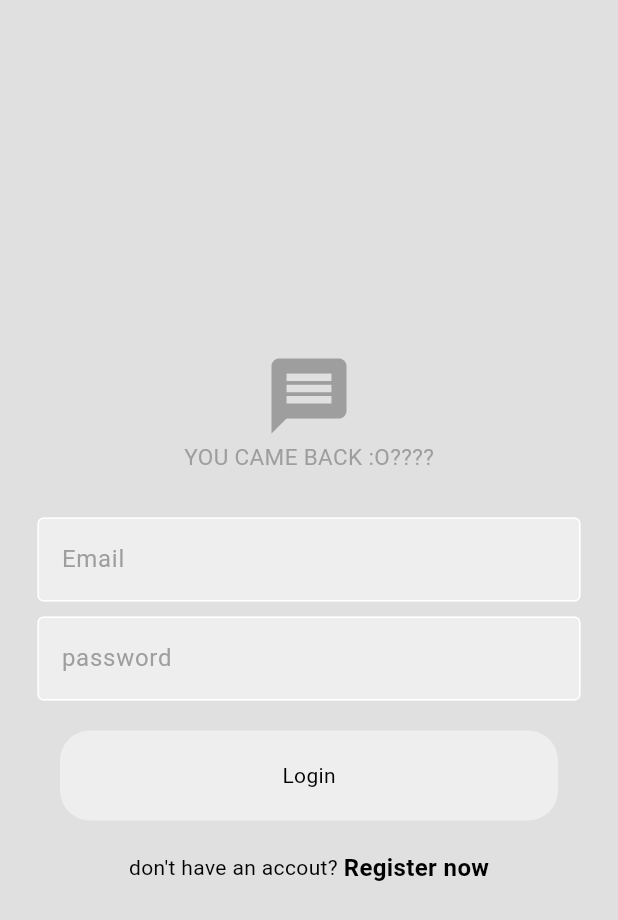
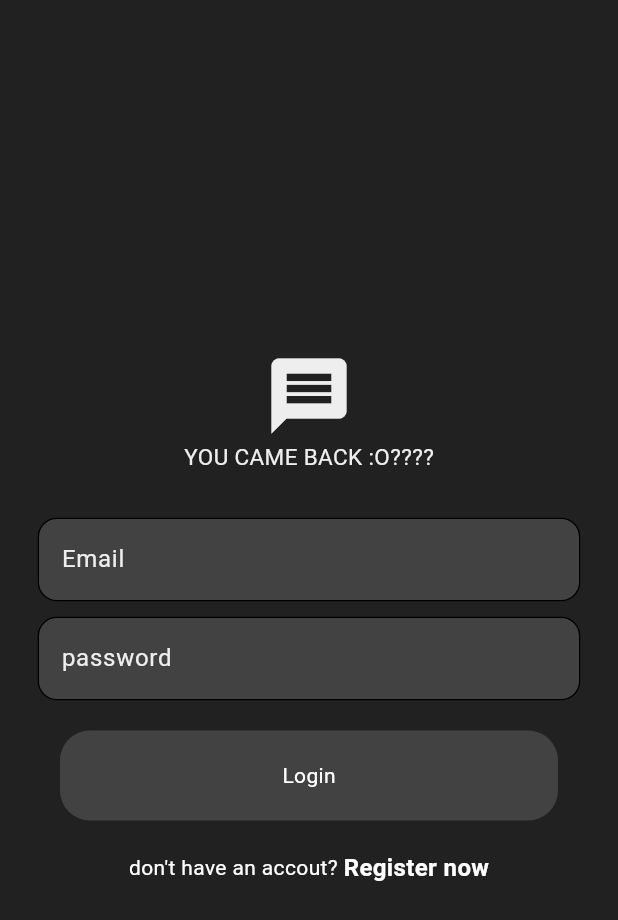
Before and after one commit to MahmoudElshrif/Flutter-Chat-App, a Flutter app: the screen it shows after launch, on a phone screen of 412 x 824 dp. Shown: the top 920 px of the screen. Run offline on Flutter 3.47's test engine with Material 3 defaults, Android fonts, the phone set to English and light mode, and no system bars; our stand-ins replace firebase_auth, firebase_core; accounts and stored records are empty.

Commit message:
dark theme and fully working drawer

```diff
--- a/lib/Themes.dart
+++ b/lib/Themes.dart
@@ -4,9 +4,20 @@ ThemeData lightTheme = ThemeData(
   brightness: Brightness.light,
   colorScheme: ColorScheme.light(
     surface: Colors.grey.shade300,
-    primary: Colors.grey.shade500,
+    primary: Colors.grey.shade800,
     secondary: Colors.grey.shade200,
     tertiary: Colors.white,
     inversePrimary: Colors.grey.shade300,
   ),
 );
+
+ThemeData darkTheme = ThemeData(
+  brightness: Brightness.dark,
+  colorScheme: ColorScheme.dark(
+    surface: Colors.grey.shade900, // Matches light's grey[300] but dark
+    primary: Colors.grey.shade200, // Inverse of light's grey[800]
+    secondary: Colors.grey.shade800, // Inverse of light's grey[200]
+    tertiary: Colors.black, // Inverse of light's white
+    inversePrimary: Colors.grey.shade800, // Inverse of light's grey[300]
+  ),
+);
--- a/lib/components/my_button.dart
+++ b/lib/components/my_button.dart
@@ -3,7 +3,7 @@ import "package:flutter/material.dart";
 class MyButton extends StatelessWidget {
   final void Function()? onTap;
   final String text;
-  MyButton({super.key, required this.text, required this.onTap});
+  const MyButton({super.key, required this.text, required this.onTap});
 
   @override
   Widget build(BuildContext context) {
--- a/lib/components/my_textfield.dart
+++ b/lib/components/my_textfield.dart
@@ -18,17 +18,21 @@ class MyTextfield extends StatelessWidget {
       child: TextField(
         obscureText: ispassword,
         decoration: InputDecoration(
+          border: OutlineInputBorder(
+            borderRadius: BorderRadius.all(Radius.circular(6)),
+          ),
           enabledBorder: OutlineInputBorder(
             borderSide: BorderSide(
               color: Theme.of(context).colorScheme.tertiary,
             ),
+            borderRadius: BorderRadius.all(Radius.circular(13)),
           ),
-
           disabledBorder: OutlineInputBorder(
             borderSide: BorderSide(
               color: Theme.of(context).colorScheme.primary,
             ),
           ),
+
           fillColor: Theme.of(context).colorScheme.secondary,
           filled: true,
           hintText: hintText,
--- a/lib/main.dart
+++ b/lib/main.dart
@@ -1,7 +1,6 @@
 import 'package:chatapp/Themes.dart';
 import 'package:chatapp/auth/auth_gate.dart';
 import 'package:chatapp/firebase_options.dart';
-import 'package:chatapp/pages/Register.dart';
 import 'package:firebase_core/firebase_core.dart';
 import 'package:flutter/material.dart';
 
@@ -18,6 +17,6 @@ class MainApp extends StatelessWidget {
 
   @override
   Widget build(BuildContext context) {
-    return MaterialApp(home: AuthGate(), theme: lightTheme);
+    return MaterialApp(home: AuthGate(), theme: darkTheme);
   }
 }
```
Also changed, not shown: lib/components/my_drawer.dart (added, +119 -0 lines), lib/pages/Home.dart (+3 -9 lines), lib/pages/Settings.dart (added, +13 -0 lines).
